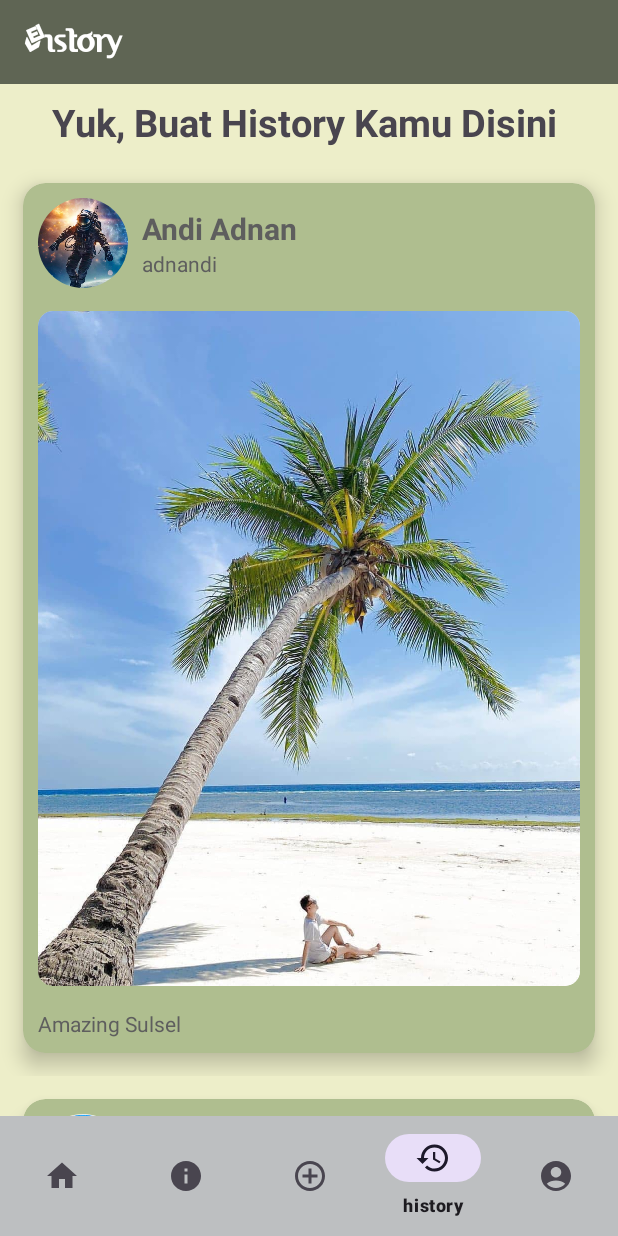
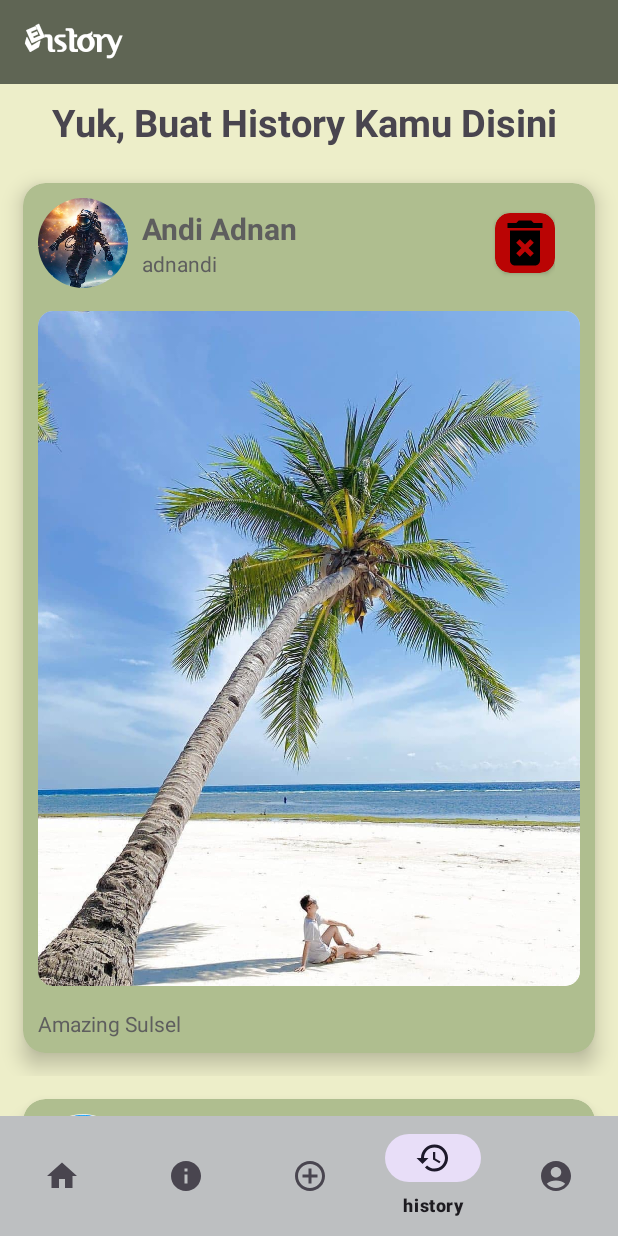
Before and after one commit to yusuffikry/Pesona-Sulawesi---App, an Android app: the screen it shows after launch (MainActivity), item 4 of the bottom bar chosen, on a phone screen of 412 x 824 dp. Run offline under Robolectric (Android 15) with nearby library versions, the phone set to English and light mode, and no system bars; our stand-ins replace CircleImageView.

Commit message:
Penambahan fitur delete

```diff
--- /dev/null
+++ b/app/src/main/res/drawable/baseline_delete_forever_24.xml
@@ -0,0 +1,5 @@
+<vector xmlns:android="http://schemas.android.com/apk/res/android" android:height="24dp" android:tint="#000000" android:viewportHeight="24" android:viewportWidth="24" android:width="24dp">
+
+    <path android:fillColor="@android:color/white" android:pathData="M6,19c0,1.1 0.9,2 2,2h8c1.1,0 2,-0.9 2,-2L18,7L6,7v12zM8.46,11.88l1.41,-1.41L12,12.59l2.12,-2.12 1.41,1.41L13.41,14l2.12,2.12 -1.41,1.41L12,15.41l-2.12,2.12 -1.41,-1.41L10.59,14l-2.13,-2.12zM15.5,4l-1,-1h-5l-1,1L5,4v2h14L19,4z"/>
+
+</vector>
--- /dev/null
+++ b/app/src/main/res/drawable/custom_dialog_bg.xml
@@ -0,0 +1,5 @@
+<?xml version="1.0" encoding="utf-8"?>
+<shape xmlns:android="http://schemas.android.com/apk/res/android">
+    <corners android:radius="20dp"/>
+    <solid android:color="@color/white"/>
+</shape>
--- a/app/src/main/res/layout/layout_history.xml
+++ b/app/src/main/res/layout/layout_history.xml
@@ -58,6 +58,21 @@
 
                 </LinearLayout>
 
+                <androidx.cardview.widget.CardView
+                    android:id="@+id/deletepost"
+                    android:layout_width="match_parent"
+                    android:layout_height="wrap_content"
+                    android:backgroundTint="#BA0404"
+                    android:layout_marginStart="36dp"
+                    app:cardCornerRadius="10dp">
+
+                    <ImageView
+                        android:layout_width="40dp"
+                        android:layout_height="40dp"
+                        android:src="@drawable/baseline_delete_forever_24"/>
+
+                </androidx.cardview.widget.CardView>
+
 
             </LinearLayout>
 
```
Also changed, not shown: app/src/main/java/com/example/pesonasulawesi/Adapter/HistoryAdapter.java (+51 -0 lines), app/src/main/res/layout/dialog_delete_post.xml (added, +54 -0 lines).
